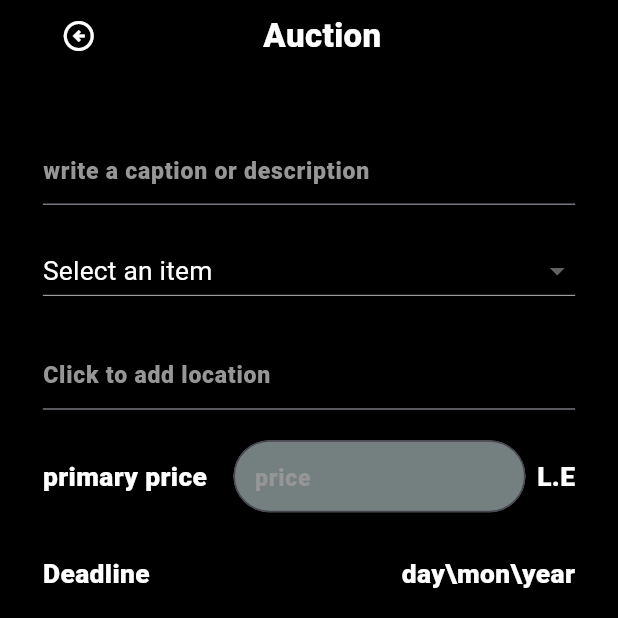
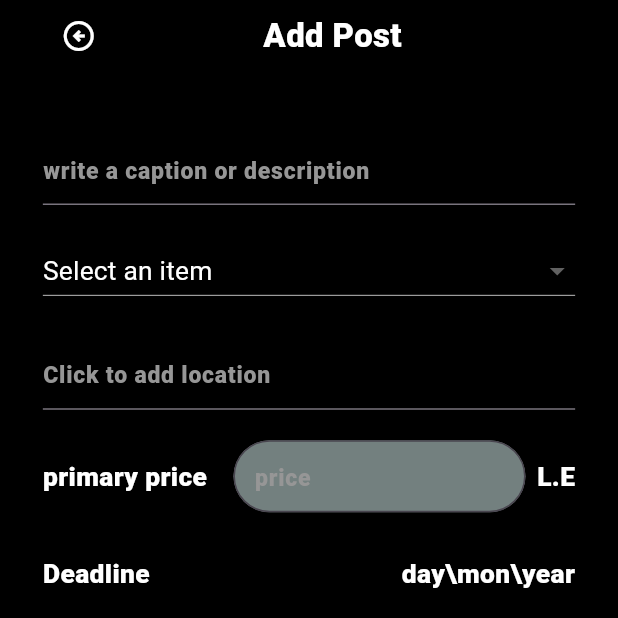
Before and after one commit to AbnYunis/Bidding-House, a Flutter app: the AddPostView screen opened directly with empty values, after a tap on "share", on a phone screen of 412 x 824 dp, the top half of it. Run offline on Flutter 3.47's test engine with Material 3 defaults, Android fonts, the phone set to English and light mode, and no system bars; our stand-ins replace bloc, cached_network_image, cloud_firestore, firebase_auth, firebase_core, firebase_storage and 9 more; missing offline and left inert: iconify_flutter; accounts and stored records are empty.

Commit message:
add post test

```diff
--- /dev/null
+++ b/lib/features/add_post/presentations/controllers/add_post_cubit.dart
@@ -0,0 +1,35 @@
+import 'package:bloc/bloc.dart';
+import 'package:firebase_storage/firebase_storage.dart' as firebase_storage;
+import 'package:meta/meta.dart';
+
+part 'add_post_state.dart';
+
+class AddPostCubit extends Cubit<AddPostState> {
+  AddPostCubit() : super(AddPostInitial());
+
+  List<String> postImages = [];
+
+  Future<void> addPost(
+      final List images,
+      final String caption,
+      final String classification,
+      final String location,
+      final String price,
+      final String date) async {
+    firebase_storage.Reference ref;
+    emit(AddPostLoading());
+    for (var i in images) {
+      ref = firebase_storage.FirebaseStorage.instance
+          .ref()
+          .child('postImages/hello}');
+      await ref.putFile(i).whenComplete(() async {
+        print('done');
+        await ref.getDownloadURL().then((val) {
+          postImages.add(val);
+        });
+      });
+    }
+    print(postImages);
+    emit(AddPostSuccess());
+  }
+}
--- /dev/null
+++ b/lib/features/add_post/presentations/controllers/add_post_state.dart
@@ -0,0 +1,9 @@
+part of 'add_post_cubit.dart';
+
+@immutable
+sealed class AddPostState {}
+
+final class AddPostInitial extends AddPostState {}
+final class AddPostLoading extends AddPostState {}
+final class AddPostFailure extends AddPostState {}
+final class AddPostSuccess extends AddPostState {}
--- a/lib/features/add_post/presentations/views/add_post_view.dart
+++ b/lib/features/add_post/presentations/views/add_post_view.dart
@@ -1,12 +1,19 @@
 import 'package:bidding_house/core/utils/imports.dart';
+import 'package:bidding_house/features/add_post/presentations/controllers/add_post_cubit.dart';
+import 'package:flutter_bloc/flutter_bloc.dart';
 
 class AddPostView extends StatelessWidget {
   const AddPostView({super.key, required this.image});
-  final List<File> image ;
+
+  final List<File> image;
+
   @override
   Widget build(BuildContext context) {
-    return  SafeArea(child:Scaffold(
-      body: AddPostBody(file: image,),
-    ),);
+    return BlocProvider<AddPostCubit>(
+      create: (context) => AddPostCubit(),
+      child: SafeArea(child: Scaffold(
+        body: AddPostBody(file: image,),
+      ),),
+    );
   }
 }
--- a/lib/features/add_post/presentations/views/widgets/add_post_appbar.dart
+++ b/lib/features/add_post/presentations/views/widgets/add_post_appbar.dart
@@ -16,7 +16,7 @@ class AddPostAppBar extends StatelessWidget {
           w: 90.w(context),
         ),
         Text(
-          "Auction",
+          "Add Post",
           style: AppTextStyles.style20_800(context, CustomColor.white),
         ),
       ],
--- a/lib/features/add_post/presentations/views/widgets/add_post_body.dart
+++ b/lib/features/add_post/presentations/views/widgets/add_post_body.dart
@@ -1,6 +1,8 @@
-
 import 'package:bidding_house/core/utils/function/location_fun.dart';
 import 'package:bidding_house/core/utils/imports.dart';
+import 'package:bidding_house/features/add_post/presentations/controllers/add_post_cubit.dart';
+import 'package:bidding_house/features/add_post/presentations/views/widgets/date_widget.dart';
+import 'package:flutter_bloc/flutter_bloc.dart';
 
 class AddPostBody extends StatelessWidget {
   const AddPostBody({super.key, required this.file});
@@ -22,30 +24,28 @@ class AddPostBody extends StatelessWidget {
             child: SingleChildScrollView(
               child: Column(
                 children: [
-                  // Container(
-                  //   height: 230.h(context),
-                  //   width: 250.w(context),
-                  //   decoration: BoxDecoration(
-                  //     image: DecorationImage(image: FileImage(file), fit: BoxFit.fill),
-                  //     borderRadius: BorderRadius.circular(20.w(context)),
-                  //   ),
-                  // ),
                   GridView.count(
                     shrinkWrap: true,
                     crossAxisCount: 3,
                     children: List.generate(file.length, (index) {
                       File image = file[index];
-                      return Image.file(image, fit: BoxFit.cover);
+                      return Padding(
+                        padding:
+                            EdgeInsets.symmetric(horizontal: 5.0.w(context)),
+                        child: Image.file(image, fit: BoxFit.cover),
+                      );
                     }),
                   ),
                   SizedBoxApp(
                     h: 20.h(context),
                   ),
                   TextFormField(
-                    style: AppTextStyles.style16_800(context, CustomColor.white),
+                    style:
+                        AppTextStyles.style16_800(context, CustomColor.white),
                     decoration: InputDecoration(
                       hintText: "write a caption or description",
-                      hintStyle: AppTextStyles.style14_800(context, CustomColor.grey),
+                      hintStyle:
+                          AppTextStyles.style14_800(context, CustomColor.grey),
                     ),
                   ),
                   SizedBoxApp(
@@ -62,10 +62,12 @@ class AddPostBody extends StatelessWidget {
                           await requestLocationPermissionAndRetrieveLocation();
                     },
                     readOnly: true,
-                    style: AppTextStyles.style16_800(context, CustomColor.white),
+                    style:
+                        AppTextStyles.style16_800(context, CustomColor.white),
                     decoration: InputDecoration(
                       hintText: "Click to add location",
-                      hintStyle: AppTextStyles.style14_800(context, CustomColor.grey),
+                      hintStyle:
+                          AppTextStyles.style14_800(context, CustomColor.grey),
                     ),
                   ),
                   SizedBoxApp(
@@ -75,24 +77,27 @@ class AddPostBody extends StatelessWidget {
                     children: [
                       Text(
                         "primary price",
-                        style: AppTextStyles.style16_800(context, CustomColor.white),
+                        style: AppTextStyles.style16_800(
+                            context, CustomColor.white),
                       ),
                       SizedBoxApp(
                         w: 16.w(context),
                       ),
                       Expanded(
                         child: TextFormField(
-                          style: AppTextStyles.style16_800(context, CustomColor.white),
+                          style: AppTextStyles.style16_800(
+                              context, CustomColor.white),
                           decoration: InputDecoration(
                             border: OutlineInputBorder(
-                              borderRadius: BorderRadius.circular(30.w(context)),
+                              borderRadius:
+                                  BorderRadius.circular(30.w(context)),
                             ),
                             contentPadding: EdgeInsets.all(10.h(context)),
                             fillColor: const Color(0xFF73807F),
                             filled: true,
                             hintText: "price",
-                            hintStyle:
-                            AppTextStyles.style14_800(context, CustomColor.grey),
+                            hintStyle: AppTextStyles.style14_800(
+                                context, CustomColor.grey),
                           ),
                         ),
                       ),
@@ -101,7 +106,8 @@ class AddPostBody extends StatelessWidget {
                       ),
                       Text(
                         "L.E",
-                        style: AppTextStyles.style16_800(context, CustomColor.white),
+                        style: AppTextStyles.style16_800(
+                            context, CustomColor.white),
                       ),
                     ],
                   ),
@@ -112,27 +118,47 @@ class AddPostBody extends StatelessWidget {
                     children: [
                       Text(
                         "Deadline",
-                        style: AppTextStyles.style16_800(context, CustomColor.white),
+                        style: AppTextStyles.style16_800(
+                            context, CustomColor.white),
                       ),
                       const Spacer(),
-                      const Date()
+                      const DateWidget()
                     ],
                   ),
                   SizedBoxApp(
-                    h: 28.h(context),),
-                  Center(
+                    h: 28.h(context),
+                  ),
+                  BlocConsumer<AddPostCubit, AddPostState>(
+                    listener: (context, state) {
+                      print(state);
+                    },
+                    builder: (context, state) {
+                      if (state is AddPostLoading) {
+                        return CircularProgressIndicator();
+                      } else {
+                        return Center(
                           child: MaterialButton(
-                        onPressed:() {
-
+                            onPressed: () {
+                              BlocProvider.of<AddPostCubit>(context)
+                                  .addPost(file, 'no cap', '', '', '', '');
                             },
                             color: Colors.blueAccent,
                             minWidth: 153.w(context),
                             height: 40.h(context),
                             shape: RoundedRectangleBorder(
-                          borderRadius: BorderRadius.circular(30.w(context)),
+                              borderRadius:
+                                  BorderRadius.circular(30.w(context)),
                             ),
-                        child: Text('share', style: AppTextStyles.style20_800(context, CustomColor.white),),
-                      ))
+                            child: Text(
+                              'share',
+                              style: AppTextStyles.style20_800(
+                                  context, CustomColor.white),
+                            ),
+                          ),
+                        );
+                      }
+                    },
+                  ),
                 ],
               ),
             ),
@@ -142,45 +168,3 @@ class AddPostBody extends StatelessWidget {
     );
   }
 }
-
-class Date extends StatefulWidget {
-  const Date({
-    super.key,
-  });
-
-  @override
-  State<Date> createState() => _DateState();
-}
-
-class _DateState extends State<Date> {
-  String text = "day\\mon\\year";
-
-  @override
-  Widget build(BuildContext context) {
-    return GestureDetector(
-      onTap: () {
-        showDatePicker(
-            context: context,
-            builder: (context, child) {
-              return Theme(
-                  data: Theme.of(context).copyWith(
-                      colorScheme: const ColorScheme.dark()
-                  ) ,//change to your desired color
-                  child: child!);
-            },
-            firstDate: DateTime.now(),
-            lastDate: DateTime(2025),
-            initialDate: DateTime.now())
-            .then((value) {
-          setState(() {
-            text = "${value!.day}/${value.month}/${value.year}";
-          });
-        });
-      },
-      child: Text(
-        text,
-        style: AppTextStyles.style16_800(context, CustomColor.white),
-      ),
-    );
-  }
-}
--- /dev/null
+++ b/lib/features/add_post/presentations/views/widgets/date_widget.dart
@@ -0,0 +1,40 @@
+import '../../../../../core/utils/imports.dart';
+
+class DateWidget extends StatefulWidget {
+  const DateWidget({
+    super.key,
+  });
+  @override
+  State<DateWidget> createState() => _DateState();
+}
+class _DateState extends State<DateWidget> {
+  String text = "day\\mon\\year";
+  @override
+  Widget build(BuildContext context) {
+    return GestureDetector(
+      onTap: () {
+        showDatePicker(
+            context: context,
+            builder: (context, child) {
+              return Theme(
+                  data: Theme.of(context).copyWith(
+                      colorScheme: const ColorScheme.dark()
+                  ) ,//change to your desired color
+                  child: child!);
+            },
+            firstDate: DateTime.now(),
+            lastDate: DateTime(2025),
+            initialDate: DateTime.now())
+            .then((value) {
+          setState(() {
+            text = "${value!.day}/${value.month}/${value.year}";
+          });
+        });
+      },
+      child: Text(
+        text,
+        style: AppTextStyles.style16_800(context, CustomColor.white),
+      ),
+    );
+  }
+}
```
Lines whose indentation alone changed are shown as unchanged.
